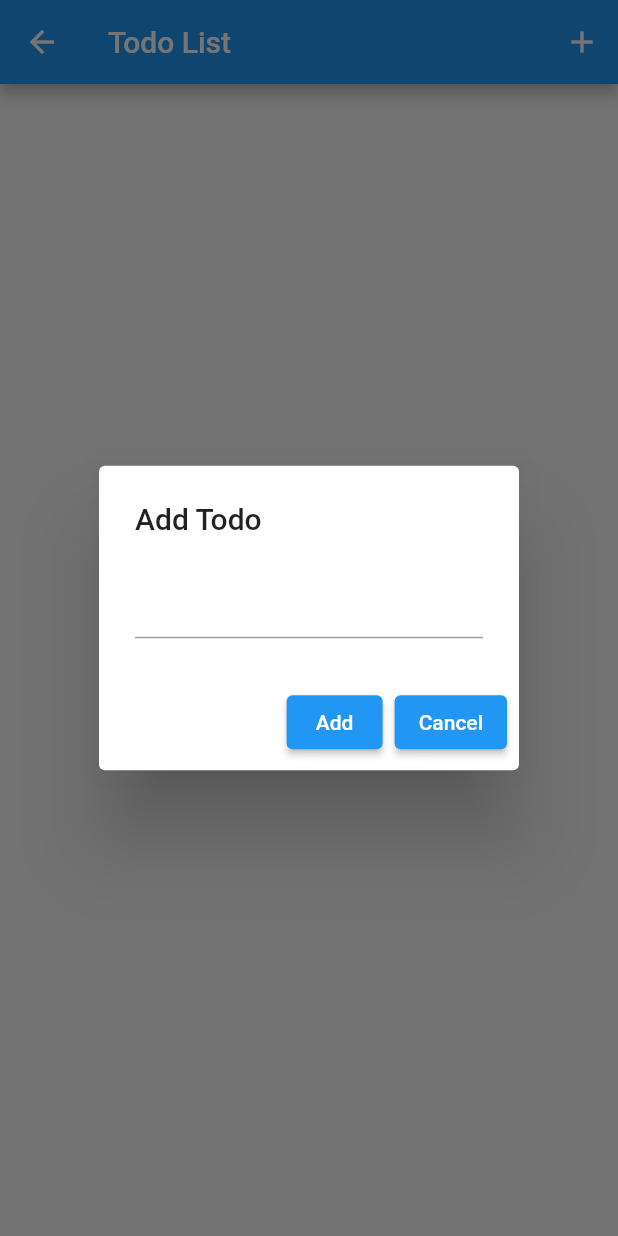
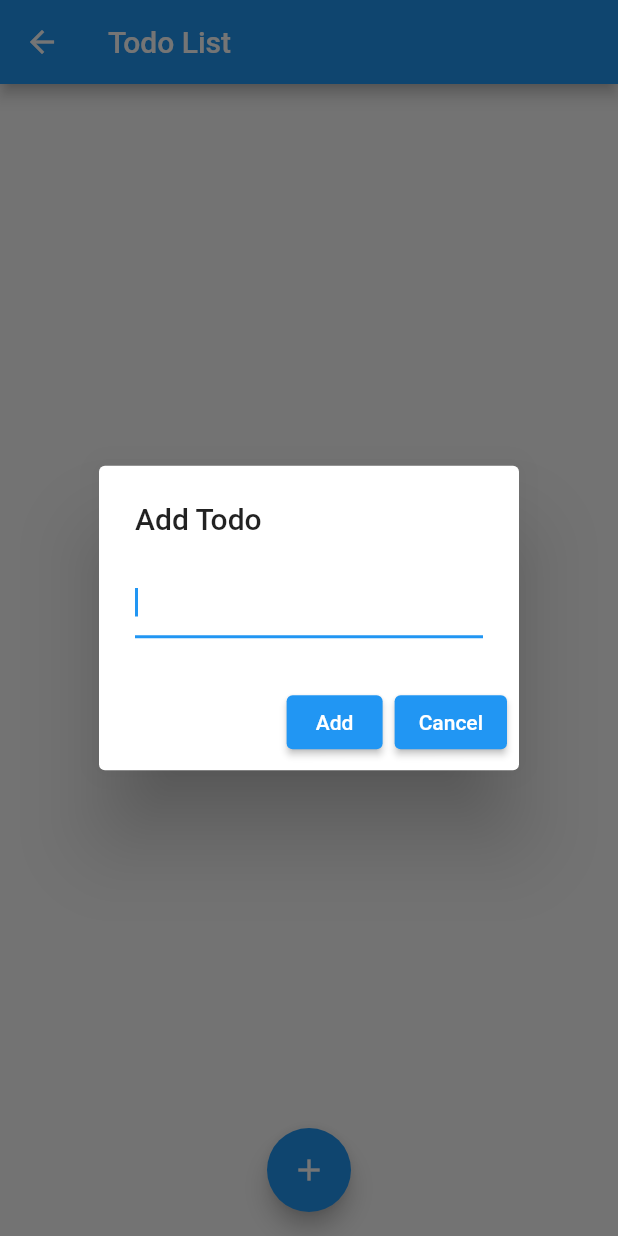
Before and after one commit to CemTitor/ledbim_project, a Flutter app: the TodoListScreen screen opened directly, after a tap on the "add" icon, on a phone screen of 412 x 824 dp. Run offline on Flutter 3.47's test engine with Material 2 defaults, Android fonts, the phone set to English and light mode, and no system bars; our stand-ins replace flutter_secure_storage; accounts and stored records are empty.

Commit message:
button changed

```diff
--- a/lib/view/todolist_screen.dart
+++ b/lib/view/todolist_screen.dart
@@ -17,14 +17,6 @@ class _TodoListScreenState extends State<TodoListScreen> {
     return Scaffold(
       appBar: AppBar(
         title: const Text('Todo List'),
-        actions: <Widget>[
-          IconButton(
-            icon: const Icon(Icons.add),
-            onPressed: () {
-              _addTodo();
-            },
-          ),
-        ],
       ),
       body: ListView.builder(
         itemCount: _todos.length,
@@ -42,6 +34,13 @@ class _TodoListScreenState extends State<TodoListScreen> {
           );
         },
       ),
+      floatingActionButton: FloatingActionButton(
+        onPressed: () {
+          _addTodo();
+        },
+        child: const Icon(Icons.add),
+      ),
+      floatingActionButtonLocation: FloatingActionButtonLocation.centerFloat,
     );
   }
 
@@ -51,8 +50,10 @@ class _TodoListScreenState extends State<TodoListScreen> {
         builder: (BuildContext context) {
       String? taskName;
       return AlertDialog(
+
         title: const Text('Add Todo'),
         content: TextField(
+          autofocus: true,
           onChanged: (String value) {
             taskName = value;
           },
```
